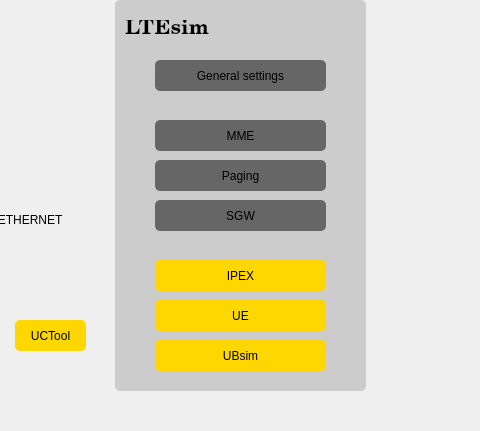
This is LTEsimGeneratorGUI/Ui/Windows/newmapwindow.ui in moniss23/junit4 as Qt 5 draws it before an edit; both pictures show x 195 to 675 and y 0 to 431 of the 1187 by 816 pixel window. The edited form follows.
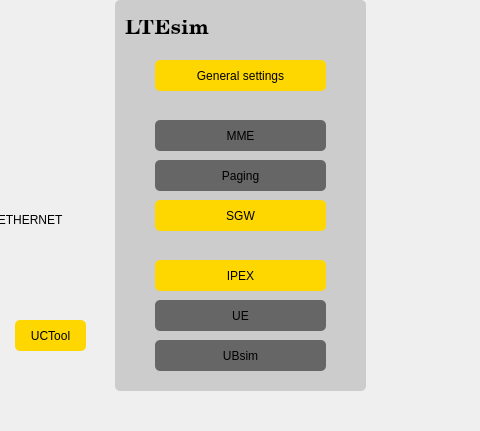
This is the edited form. Icons and pictures are not drawn.

Commit message: Added buttons color depending on chboxes inside specific windows

Patch:
```diff
--- a/LTEsimGeneratorGUI/Ui/Windows/newmapwindow.ui
+++ b/LTEsimGeneratorGUI/Ui/Windows/newmapwindow.ui
@@ -505,7 +505,7 @@
        <string notr="true">color: #000;
 border-radius:5px;
 border-color: #eee;
-background-color:#ffd700;</string>
+background-color:#666666;</string>
       </property>
       <property name="text">
        <string>UBsim</string>
@@ -555,7 +555,7 @@
        <string notr="true">color: #000;
 border-radius:5px;
 border-color: #eee;
-background-color:#666666;</string>
+background-color:#ffd700;</string>
       </property>
       <property name="text">
        <string>SGW</string>
@@ -605,7 +605,7 @@
        <string notr="true">color: #000;
 border-radius:5px;
 border-color: #eee;
-background-color:#ffd700;</string>
+background-color:#666666;</string>
       </property>
       <property name="text">
        <string>UE</string>
@@ -630,7 +630,7 @@
        <string notr="true">color: #000;
 border-radius:5px;
 border-color: #eee;
-background-color:#666666;</string>
+background-color:#ffd700;</string>
       </property>
       <property name="text">
        <string>General settings</string>
```
The commit also changes 23 other files.
